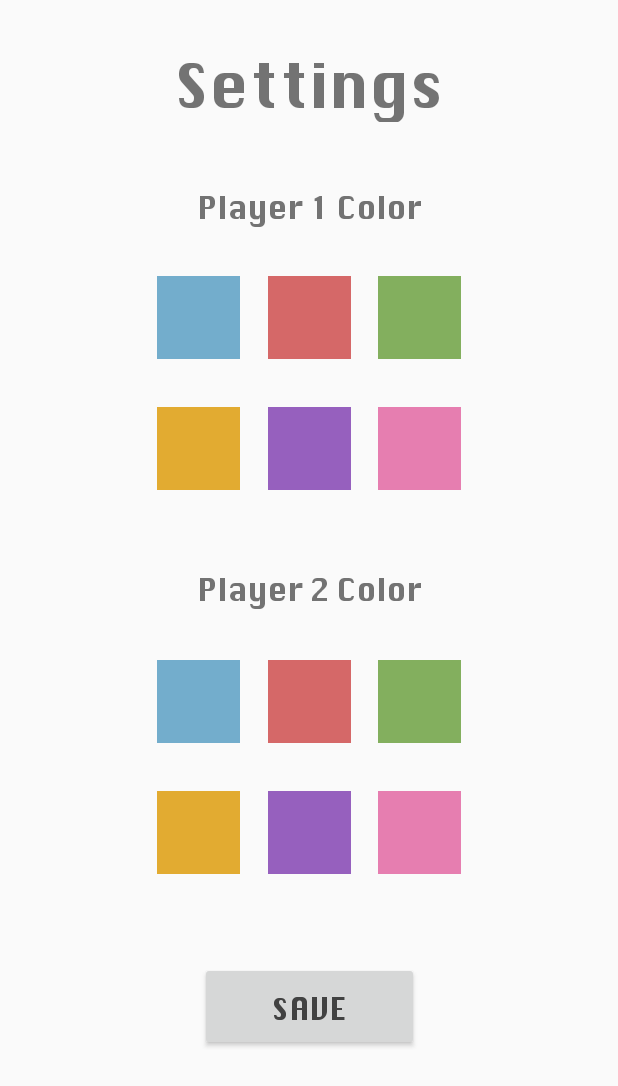
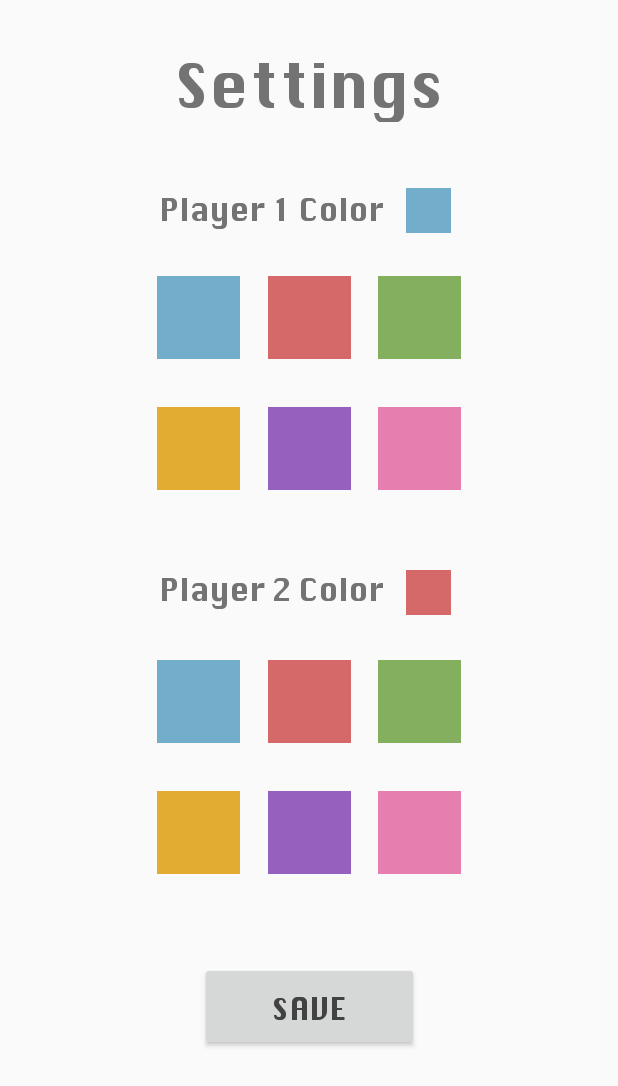
Before and after one commit to adawizi/DotsandBoxes-CMSC475, an Android app: the SettingsPage screen opened directly, with no data from a screen before it, on a phone screen of 412 x 824 dp. Shown: the top 1086 px of the screen. Run offline under Robolectric (Android 15) with nearby library versions, the light colour scheme and no system bars.

Commit message:
added so player knows what color they selected

```diff
--- a/DotsBoxes/app/src/main/java/com/example/dotsboxes/SettingsPage.java
+++ b/DotsBoxes/app/src/main/java/com/example/dotsboxes/SettingsPage.java
@@ -12,7 +12,6 @@ import android.widget.ImageView;
 import android.widget.Toast;
 
 public class SettingsPage extends AppCompatActivity {
-
 
 
 
@@ -39,12 +38,56 @@ public class SettingsPage extends AppCompatActivity {
         ImageView purple2 = findViewById(R.id.purple2);
         ImageView pink2 = findViewById(R.id.pink2);
 
+        ImageView choice1 = findViewById(R.id.choice1);
+        ImageView choice2 = findViewById(R.id.choice2);
+
+        String p1C = PreferenceManager.getDefaultSharedPreferences(getBaseContext()).getString("P1Color","");
+        String p2C = PreferenceManager.getDefaultSharedPreferences(getBaseContext()).getString("P2Color","");
+        if(p1C.equals("green")){
+            choice1.setImageResource(R.drawable.h_green);
+        }
+        if(p1C.equals("blue")){
+            choice1.setImageResource(R.drawable.h_blue);
+        }
+        if(p1C.equals("red")){
+            choice1.setImageResource(R.drawable.h_red);
+        }
+        if(p1C.equals("orange")){
+            choice1.setImageResource(R.drawable.h_orange);
+        }
+        if(p1C.equals("purple")){
+            choice1.setImageResource(R.drawable.h_purple);
+        }
+        if(p1C.equals("pink")){
+            choice1.setImageResource(R.drawable.h_pink);
+        }
+        if(p2C.equals("green")){
+            choice2.setImageResource(R.drawable.h_green);
+        }
+        if(p2C.equals("blue")){
+            choice2.setImageResource(R.drawable.h_blue);
+        }
+        if(p2C.equals("red")){
+            choice2.setImageResource(R.drawable.h_red);
+        }
+        if(p2C.equals("orange")){
+            choice2.setImageResource(R.drawable.h_orange);
+        }
+        if(p2C.equals("purple")){
+            choice2.setImageResource(R.drawable.h_purple);
+        }
+        if(p2C.equals("pink")){
+            choice2.setImageResource(R.drawable.h_pink);
+        }
+
+
 
         blue1.setOnClickListener(new View.OnClickListener() {
             @Override
             public void onClick(View view) {
                 myEditor.putString("P1Color", "blue").apply();
                 Toast.makeText(getApplicationContext(), "Player 1 is now blue!", Toast.LENGTH_SHORT).show();
+                choice1.setImageResource(R.drawable.h_blue);
             }
         });
 
@@ -53,6 +96,7 @@ public class SettingsPage extends AppCompatActivity {
             public void onClick(View view) {
                 myEditor.putString("P1Color", "red").apply();
                 Toast.makeText(getApplicationContext(), "Player 1 is now red!", Toast.LENGTH_SHORT).show();
+                choice1.setImageResource(R.drawable.h_red);
             }
         });
 
@@ -61,6 +105,7 @@ public class SettingsPage extends AppCompatActivity {
             public void onClick(View view) {
                 myEditor.putString("P1Color", "green").apply();
                 Toast.makeText(getApplicationContext(), "Player 1 is now green!", Toast.LENGTH_SHORT).show();
+                choice1.setImageResource(R.drawable.h_green);
             }
         });
 
@@ -69,6 +114,7 @@ public class SettingsPage extends AppCompatActivity {
             public void onClick(View view) {
                 myEditor.putString("P1Color", "orange").apply();
                 Toast.makeText(getApplicationContext(), "Player 1 is now orange!", Toast.LENGTH_SHORT).show();
+                choice1.setImageResource(R.drawable.h_orange);
             }
         });
 
@@ -77,6 +123,7 @@ public class SettingsPage extends AppCompatActivity {
             public void onClick(View view) {
                 myEditor.putString("P1Color", "purple").apply();
                 Toast.makeText(getApplicationContext(), "Player 1 is now purple!", Toast.LENGTH_SHORT).show();
+                choice1.setImageResource(R.drawable.h_purple);
             }
         });
 
@@ -85,6 +132,7 @@ public class SettingsPage extends AppCompatActivity {
             public void onClick(View view) {
                 myEditor.putString("P1Color", "pink").apply();
                 Toast.makeText(getApplicationContext(), "Player 1 is now pink!", Toast.LENGTH_SHORT).show();
+                choice1.setImageResource(R.drawable.h_pink);
             }
         });
 
@@ -93,6 +141,7 @@ public class SettingsPage extends AppCompatActivity {
             public void onClick(View view) {
                 myEditor.putString("P2Color", "blue").apply();
                 Toast.makeText(getApplicationContext(), "Player 2 is now blue!", Toast.LENGTH_SHORT).show();
+                choice2.setImageResource(R.drawable.h_blue);
             }
         });
 
@@ -101,6 +150,7 @@ public class SettingsPage extends AppCompatActivity {
             public void onClick(View view) {
                 myEditor.putString("P2Color", "red").apply();
                 Toast.makeText(getApplicationContext(), "Player 2 is now red!", Toast.LENGTH_SHORT).show();
+                choice2.setImageResource(R.drawable.h_red);
             }
         });
 
@@ -109,6 +159,7 @@ public class SettingsPage extends AppCompatActivity {
             public void onClick(View view) {
                 myEditor.putString("P2Color", "green").apply();
                 Toast.makeText(getApplicationContext(), "Player 2 is now green!", Toast.LENGTH_SHORT).show();
+                choice2.setImageResource(R.drawable.h_green);
             }
         });
 
@@ -117,6 +168,7 @@ public class SettingsPage extends AppCompatActivity {
             public void onClick(View view) {
                 myEditor.putString("P2Color", "orange").apply();
                 Toast.makeText(getApplicationContext(), "Player 2 is now orange!", Toast.LENGTH_SHORT).show();
+                choice2.setImageResource(R.drawable.h_orange);
             }
         });
 
@@ -125,6 +177,7 @@ public class SettingsPage extends AppCompatActivity {
             public void onClick(View view) {
                 myEditor.putString("P2Color", "purple").apply();
                 Toast.makeText(getApplicationContext(), "Player 2 is now purple!", Toast.LENGTH_SHORT).show();
+                choice2.setImageResource(R.drawable.h_purple);
             }
         });
 
@@ -133,6 +186,7 @@ public class SettingsPage extends AppCompatActivity {
             public void onClick(View view) {
                 myEditor.putString("P2Color", "pink").apply();
                 Toast.makeText(getApplicationContext(), "Player 2 is now pink!", Toast.LENGTH_SHORT).show();
+                choice2.setImageResource(R.drawable.h_pink);
             }
         });
 
--- a/DotsBoxes/app/src/main/res/layout/activity_settings.xml
+++ b/DotsBoxes/app/src/main/res/layout/activity_settings.xml
@@ -27,9 +27,10 @@
         android:textSize="20dp"
         app:layout_constraintBottom_toBottomOf="parent"
         app:layout_constraintEnd_toEndOf="parent"
+        app:layout_constraintHorizontal_bias="0.403"
         app:layout_constraintStart_toStartOf="parent"
         app:layout_constraintTop_toTopOf="parent"
-        app:layout_constraintVertical_bias="0.151" />
+        app:layout_constraintVertical_bias="0.152" />
 
     <TextView
         android:id="@+id/textView15"
@@ -39,6 +40,7 @@
         android:textSize="20dp"
         app:layout_constraintBottom_toBottomOf="parent"
         app:layout_constraintEnd_toEndOf="parent"
+        app:layout_constraintHorizontal_bias="0.403"
         app:layout_constraintStart_toStartOf="parent"
         app:layout_constraintTop_toTopOf="parent"
         app:layout_constraintVertical_bias="0.474" />
@@ -207,4 +209,33 @@
         app:layout_constraintTop_toTopOf="parent"
         app:layout_constraintVertical_bias="0.839" />
 
+    <ImageView
+        android:id="@+id/choice1"
+        android:layout_width="30dp"
+        android:layout_height="30dp"
+        android:layout_marginStart="5dp"
+        android:layout_marginTop="4dp"
+        android:scaleType="fitXY"
+        app:layout_constraintBottom_toBottomOf="parent"
+        app:layout_constraintEnd_toEndOf="parent"
+        app:layout_constraintHorizontal_bias="0.704"
+        app:layout_constraintStart_toStartOf="parent"
+        app:layout_constraintTop_toTopOf="parent"
+        app:layout_constraintVertical_bias="0.154"
+        app:srcCompat="@drawable/h_blue" />
+
+    <ImageView
+        android:id="@+id/choice2"
+        android:layout_width="30dp"
+        android:layout_height="30dp"
+        android:layout_marginTop="7dp"
+        android:scaleType="fitXY"
+        app:layout_constraintBottom_toBottomOf="parent"
+        app:layout_constraintEnd_toEndOf="parent"
+        app:layout_constraintHorizontal_bias="0.708"
+        app:layout_constraintStart_toStartOf="parent"
+        app:layout_constraintTop_toTopOf="parent"
+        app:layout_constraintVertical_bias="0.474"
+        app:srcCompat="@drawable/h_red" />
+
 </androidx.constraintlayout.widget.ConstraintLayout>
```
